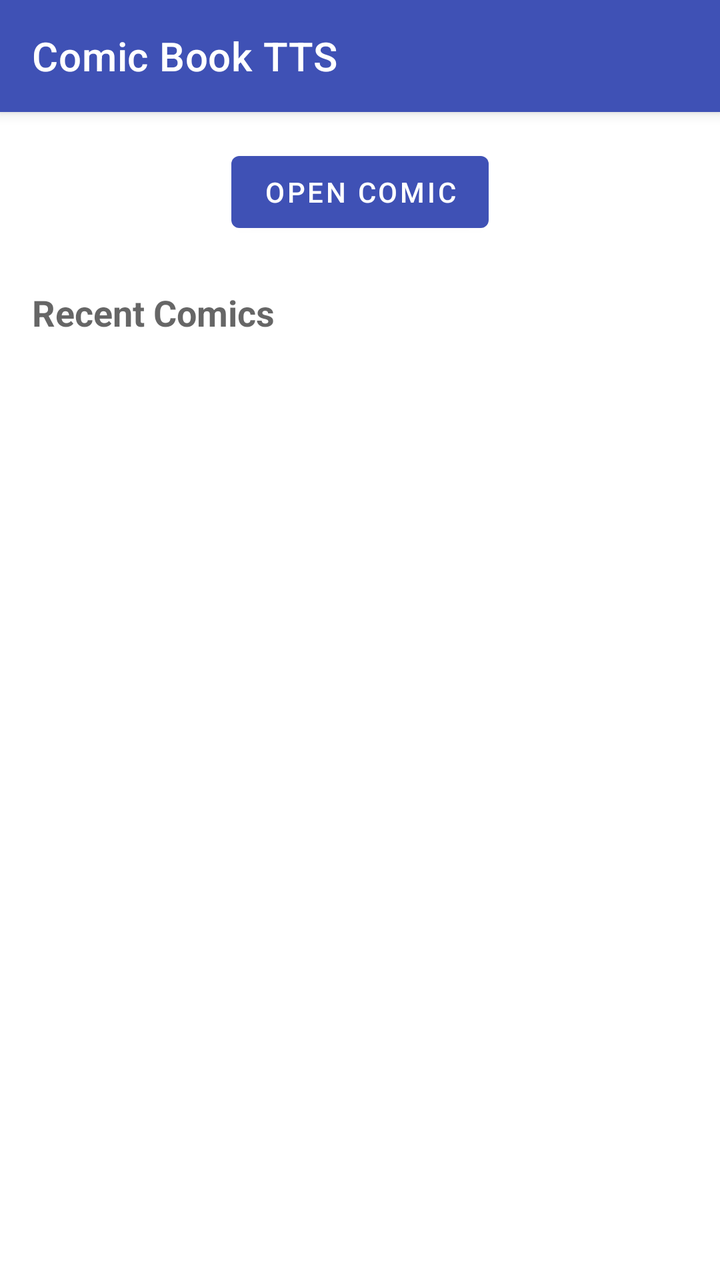
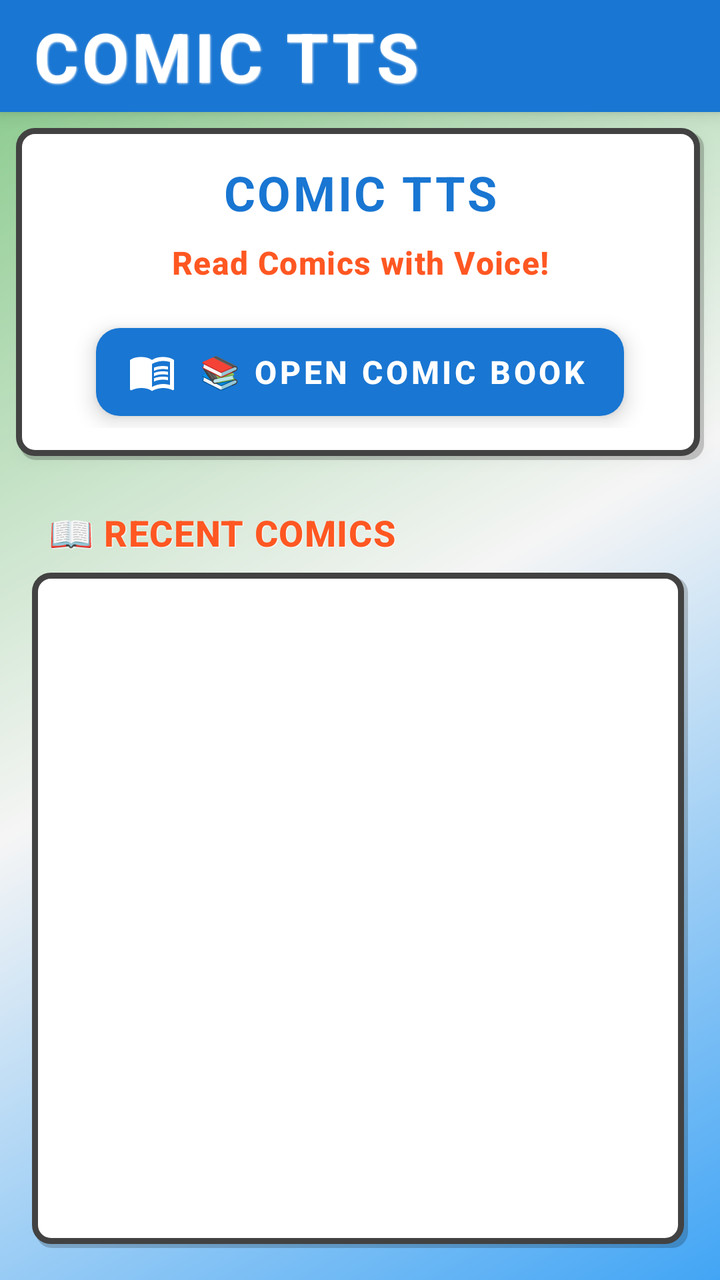

The first picture is an Android layout as it rendered before a commit; the second is the same layout after the commit. The layout source and the unified diff follow.
<!-- AndroidManifest.xml: application theme Theme.ComicBookTTS -->
<!-- res/layout/activity_main.xml -->
<?xml version="1.0" encoding="utf-8"?>
<androidx.constraintlayout.widget.ConstraintLayout xmlns:android="http://schemas.android.com/apk/res/android"
    xmlns:app="http://schemas.android.com/apk/res-auto"
    xmlns:tools="http://schemas.android.com/tools"
    android:layout_width="match_parent"
    android:layout_height="match_parent"
    tools:context=".MainActivity">

    <com.google.android.material.appbar.MaterialToolbar
        android:id="@+id/toolbar"
        android:layout_width="match_parent"
        android:layout_height="?attr/actionBarSize"
        android:background="?attr/colorPrimary"
        android:elevation="4dp"
        android:theme="@style/ThemeOverlay.AppCompat.Dark.ActionBar"
        app:layout_constraintEnd_toEndOf="parent"
        app:layout_constraintStart_toStartOf="parent"
        app:layout_constraintTop_toTopOf="parent"
        app:popupTheme="@style/ThemeOverlay.AppCompat.Light"
        app:title="@string/app_name" />

    <com.google.android.material.button.MaterialButton
        android:id="@+id/btnOpenComic"
        android:layout_width="wrap_content"
        android:layout_height="wrap_content"
        android:layout_marginTop="16dp"
        android:text="@string/open_comic"
        app:layout_constraintEnd_toEndOf="parent"
        app:layout_constraintStart_toStartOf="parent"
        app:layout_constraintTop_toBottomOf="@+id/toolbar" />

    <TextView
        android:id="@+id/tvRecentComics"
        android:layout_width="wrap_content"
        android:layout_height="wrap_content"
        android:layout_marginStart="16dp"
        android:layout_marginTop="24dp"
        android:text="@string/recent_comics"
        android:textAppearance="@style/TextAppearance.AppCompat.Medium"
        android:textStyle="bold"
        app:layout_constraintStart_toStartOf="parent"
        app:layout_constraintTop_toBottomOf="@+id/btnOpenComic" />

    <androidx.recyclerview.widget.RecyclerView
        android:id="@+id/rvRecentComics"
        android:layout_width="0dp"
        android:layout_height="0dp"
        android:layout_marginStart="16dp"
        android:layout_marginTop="8dp"
        android:layout_marginEnd="16dp"
        android:layout_marginBottom="16dp"
        app:layout_constraintBottom_toBottomOf="parent"
        app:layout_constraintEnd_toEndOf="parent"
        app:layout_constraintStart_toStartOf="parent"
        app:layout_constraintTop_toBottomOf="@+id/tvRecentComics" />

    <TextView
        android:id="@+id/tvNoComics"
        android:layout_width="wrap_content"
        android:layout_height="wrap_content"
        android:text="@string/no_comics"
        android:visibility="gone"
        app:layout_constraintBottom_toBottomOf="parent"
        app:layout_constraintEnd_toEndOf="parent"
        app:layout_constraintStart_toStartOf="parent"
        app:layout_constraintTop_toBottomOf="@+id/tvRecentComics" />

</androidx.constraintlayout.widget.ConstraintLayout>
<!-- resources referenced by this layout -->
<resources>
  <string name="app_name">Comic Book TTS</string>
  <string name="no_comics">No recent comics</string>
  <string name="open_comic">Open Comic</string>
  <string name="recent_comics">Recent Comics</string>
  <style name="Theme.ComicBookTTS" parent="Theme.MaterialComponents.DayNight.DarkActionBar">
          
          <item name="colorPrimary">@color/primary</item>
          <item name="colorPrimaryVariant">@color/primary_dark</item>
          <item name="colorOnPrimary">@color/white</item>
          
          <item name="colorSecondary">@color/accent</item>
          <item name="colorSecondaryVariant">@color/accent</item>
          <item name="colorOnSecondary">@color/black</item>
          
          <item name="android:statusBarColor">?attr/colorPrimaryVariant</item>
          
      </style>
  <color name="primary">#3F51B5</color>
  <color name="primary_dark">#303F9F</color>
  <color name="accent">#FF4081</color>
  <color name="black">#FF000000</color>
  <!-- unchanged entries left out for length: 1 -->
</resources>

<!-- the commit's change to res/layout/activity_main.xml (unified diff, before → after) -->
@@ -4,42 +4,91 @@
     xmlns:tools="http://schemas.android.com/tools"
     android:layout_width="match_parent"
     android:layout_height="match_parent"
+    android:background="@drawable/comic_gradient_background"
     tools:context=".MainActivity">
 
     <com.google.android.material.appbar.MaterialToolbar
         android:id="@+id/toolbar"
         android:layout_width="match_parent"
         android:layout_height="?attr/actionBarSize"
-        android:background="?attr/colorPrimary"
-        android:elevation="4dp"
+        android:background="@color/primary"
+        android:elevation="6dp"
         android:theme="@style/ThemeOverlay.AppCompat.Dark.ActionBar"
         app:layout_constraintEnd_toEndOf="parent"
         app:layout_constraintStart_toStartOf="parent"
         app:layout_constraintTop_toTopOf="parent"
         app:popupTheme="@style/ThemeOverlay.AppCompat.Light"
-        app:title="@string/app_name" />
+        app:title="@string/app_name"
+        app:titleTextAppearance="@style/ComicTitle" />
 
-    <com.google.android.material.button.MaterialButton
-        android:id="@+id/btnOpenComic"
-        android:layout_width="wrap_content"
+    
+    <androidx.constraintlayout.widget.ConstraintLayout
+        android:id="@+id/heroSection"
+        style="@style/ComicPanel"
+        android:layout_width="0dp"
         android:layout_height="wrap_content"
+        android:layout_marginStart="16dp"
         android:layout_marginTop="16dp"
-        android:text="@string/open_comic"
+        android:layout_marginEnd="16dp"
         app:layout_constraintEnd_toEndOf="parent"
         app:layout_constraintStart_toStartOf="parent"
-        app:layout_constraintTop_toBottomOf="@+id/toolbar" />
+        app:layout_constraintTop_toBottomOf="@+id/toolbar">
+
+        <TextView
+            android:id="@+id/tvWelcome"
+            style="@style/ComicTitle"
+            android:layout_width="0dp"
+            android:layout_height="wrap_content"
+            android:gravity="center"
+            android:text="COMIC TTS"
+            android:textSize="24sp"
+            app:layout_constraintEnd_toEndOf="parent"
+            app:layout_constraintStart_toStartOf="parent"
+            app:layout_constraintTop_toTopOf="parent" />
+
+        <TextView
+            android:id="@+id/tvSubtitle"
+            style="@style/ComicSubtitle"
+            android:layout_width="0dp"
+            android:layout_height="wrap_content"
+            android:layout_marginTop="8dp"
+            android:gravity="center"
+            android:text="Read Comics with Voice!"
+            android:textSize="16sp"
+            app:layout_constraintEnd_toEndOf="parent"
+            app:layout_constraintStart_toStartOf="parent"
+            app:layout_constraintTop_toBottomOf="@+id/tvWelcome" />
+
+        <com.google.android.material.button.MaterialButton
+            android:id="@+id/btnOpenComic"
+            style="@style/ComicButton.Primary"
+            android:layout_width="0dp"
+            android:layout_height="56dp"
+            android:layout_marginStart="24dp"
+            android:layout_marginTop="16dp"
+            android:layout_marginEnd="24dp"
+            android:text="📚 OPEN COMIC BOOK"
+            android:textSize="16sp"
+            app:icon="@drawable/ic_comic_placeholder"
+            app:iconGravity="start"
+            app:iconPadding="8dp"
+            app:layout_constraintEnd_toEndOf="parent"
+            app:layout_constraintStart_toStartOf="parent"
+            app:layout_constraintTop_toBottomOf="@+id/tvSubtitle" />
+
+    </androidx.constraintlayout.widget.ConstraintLayout>
 
     <TextView
         android:id="@+id/tvRecentComics"
+        style="@style/ComicSubtitle"
         android:layout_width="wrap_content"
         android:layout_height="wrap_content"
-        android:layout_marginStart="16dp"
+        android:layout_marginStart="24dp"
         android:layout_marginTop="24dp"
-        android:text="@string/recent_comics"
-        android:textAppearance="@style/TextAppearance.AppCompat.Medium"
-        android:textStyle="bold"
+        android:text="📖 RECENT COMICS"
+        android:textSize="18sp"
         app:layout_constraintStart_toStartOf="parent"
-        app:layout_constraintTop_toBottomOf="@+id/btnOpenComic" />
+        app:layout_constraintTop_toBottomOf="@+id/heroSection" />
 
     <androidx.recyclerview.widget.RecyclerView
         android:id="@+id/rvRecentComics"
@@ -49,20 +98,41 @@
         android:layout_marginTop="8dp"
         android:layout_marginEnd="16dp"
         android:layout_marginBottom="16dp"
+        android:background="@drawable/comic_panel_background"
+        android:padding="8dp"
         app:layout_constraintBottom_toBottomOf="parent"
         app:layout_constraintEnd_toEndOf="parent"
         app:layout_constraintStart_toStartOf="parent"
         app:layout_constraintTop_toBottomOf="@+id/tvRecentComics" />
 
-    <TextView
+    <androidx.constraintlayout.widget.ConstraintLayout
         android:id="@+id/tvNoComics"
-        android:layout_width="wrap_content"
+        style="@style/ComicPanel"
+        android:layout_width="0dp"
         android:layout_height="wrap_content"
-        android:text="@string/no_comics"
+        android:layout_marginStart="32dp"
+        android:layout_marginEnd="32dp"
         android:visibility="gone"
         app:layout_constraintBottom_toBottomOf="parent"
         app:layout_constraintEnd_toEndOf="parent"
         app:layout_constraintStart_toStartOf="parent"
-        app:layout_constraintTop_toBottomOf="@+id/tvRecentComics" />
+        app:layout_constraintTop_toBottomOf="@+id/tvRecentComics">
+
+        <TextView
+            android:layout_width="0dp"
+            android:layout_height="wrap_content"
+            android:gravity="center"
+            android:text="💭 No comics yet!\nTap the button above to start reading!"
+            android:textAppearance="@style/CleanText"
+            android:textSize="16sp"
+            android:textStyle="bold"
+            android:textColor="@color/primary_text"
+            android:background="@android:color/transparent"
+            app:layout_constraintBottom_toBottomOf="parent"
+            app:layout_constraintEnd_toEndOf="parent"
+            app:layout_constraintStart_toStartOf="parent"
+            app:layout_constraintTop_toTopOf="parent" />
+
+    </androidx.constraintlayout.widget.ConstraintLayout>
 
 </androidx.constraintlayout.widget.ConstraintLayout>
<!-- resource entries referenced after the edit -->
@@ -1,9 +1,42 @@
 <!-- resources referenced by this layout -->
 <resources>
-  <string name="app_name">Comic Book TTS</string>
-  <string name="no_comics">No recent comics</string>
-  <string name="open_comic">Open Comic</string>
-  <string name="recent_comics">Recent Comics</string>
+  <string name="app_name">Comic TTS</string>
+  <style name="CleanText" parent="TextAppearance.MaterialComponents.Body1">
+          <item name="android:textColor">@color/primary_text</item>
+          <item name="android:background">@android:color/transparent</item>
+          <item name="android:lineSpacingExtra">2dp</item>
+      </style>
+  <style name="ComicButton.Primary">
+          <item name="backgroundTint">@color/button_comic_primary</item>
+          <item name="android:textColor">@color/white</item>
+      </style>
+  <style name="ComicPanel">
+          <item name="android:background">@drawable/comic_panel_background</item>
+          <item name="android:padding">16dp</item>
+          <item name="android:layout_margin">8dp</item>
+          <item name="android:elevation">4dp</item>
+      </style>
+  <style name="ComicSubtitle" parent="TextAppearance.MaterialComponents.Headline6">
+          <item name="android:textStyle">bold</item>
+          <item name="android:textColor">@color/accent</item>
+          <item name="android:letterSpacing">0.03</item>
+          <item name="android:background">@android:color/transparent</item>
+          <item name="android:shadowColor">@color/white</item>
+          <item name="android:shadowDx">1</item>
+          <item name="android:shadowDy">1</item>
+          <item name="android:shadowRadius">1</item>
+      </style>
+  <style name="ComicTitle" parent="TextAppearance.MaterialComponents.Headline4">
+          <item name="android:textStyle">bold</item>
+          <item name="android:textColor">@color/primary</item>
+          <item name="android:letterSpacing">0.05</item>
+          <item name="android:textAllCaps">true</item>
+          <item name="android:background">@android:color/transparent</item>
+          <item name="android:shadowColor">@color/white</item>
+          <item name="android:shadowDx">1</item>
+          <item name="android:shadowDy">1</item>
+          <item name="android:shadowRadius">2</item>
+      </style>
   <style name="Theme.ComicBookTTS" parent="Theme.MaterialComponents.DayNight.DarkActionBar">
           
           <item name="colorPrimary">@color/primary</item>
@@ -11,16 +44,80 @@
           <item name="colorOnPrimary">@color/white</item>
           
           <item name="colorSecondary">@color/accent</item>
-          <item name="colorSecondaryVariant">@color/accent</item>
-          <item name="colorOnSecondary">@color/black</item>
+          <item name="colorSecondaryVariant">@color/accent_dark</item>
+          <item name="colorOnSecondary">@color/white</item>
           
           <item name="android:statusBarColor">?attr/colorPrimaryVariant</item>
           
+          <item name="android:windowBackground">@color/comic_background</item>
+          <item name="colorSurface">@color/white</item>
+          <item name="colorOnSurface">@color/primary_text</item>
       </style>
-  <color name="primary">#3F51B5</color>
-  <color name="primary_dark">#303F9F</color>
-  <color name="accent">#FF4081</color>
-  <color name="black">#FF000000</color>
+  <color name="primary_light">#FF42A5F5</color>
+  <color name="comic_background">#FFF5F5F5</color>
+  <color name="secondary_light">#FF81C784</color>
+  <color name="panel_shadow">#33000000</color>
+  <color name="panel_background">#FFFFFFFF</color>
+  <color name="panel_border">#FF424242</color>
+  <color name="button_comic_primary">#FF1976D2</color>
+  <color name="primary">#FF1976D2</color>
+  <color name="primary_text">#FF212121</color>
+  <!-- drawable comic_gradient_background (drawable) -->
+  <?xml version="1.0" encoding="utf-8"?>
+  <shape xmlns:android="http://schemas.android.com/apk/res/android"
+      android:shape="rectangle">
+      <gradient
+          android:type="linear"
+          android:angle="135"
+          android:startColor="@color/primary_light"
+          android:centerColor="@color/comic_background"
+          android:endColor="@color/secondary_light" />
+  </shape>
+  <!-- drawable comic_panel_background (drawable) -->
+  <?xml version="1.0" encoding="utf-8"?>
+  <layer-list xmlns:android="http://schemas.android.com/apk/res/android">
+      
+      <item android:top="2dp" android:left="2dp">
+          <shape android:shape="rectangle">
+              <solid android:color="@color/panel_shadow" />
+              <corners android:radius="8dp" />
+          </shape>
+      </item>
+      
+      
+      <item android:bottom="2dp" android:right="2dp">
+          <shape android:shape="rectangle">
+              <solid android:color="@color/panel_background" />
+              <stroke 
+                  android:width="3dp" 
+                  android:color="@color/panel_border" />
+              <corners android:radius="8dp" />
+          </shape>
+      </item>
+  </layer-list>
+  <!-- drawable ic_comic_placeholder (drawable) -->
+  <vector xmlns:android="http://schemas.android.com/apk/res/android"
+      android:width="24dp"
+      android:height="24dp"
+      android:viewportWidth="24"
+      android:viewportHeight="24"
+      android:tint="?attr/colorControlNormal">
+    <path
+        android:fillColor="@android:color/white"
+        android:pathData="M21,5c-1.11,-0.35 -2.33,-0.5 -3.5,-0.5c-1.95,0 -4.05,0.4 -5.5,1.5c-1.45,-1.1 -3.55,-1.5 -5.5,-1.5S2.45,4.9 1,6v14.65c0,0.25 0.25,0.5 0.5,0.5c0.1,0 0.15,-0.05 0.25,-0.05C3.1,20.45 5.05,20 6.5,20c1.95,0 4.05,0.4 5.5,1.5c1.35,-0.85 3.8,-1.5 5.5,-1.5c1.65,0 3.35,0.3 4.75,1.05c0.1,0.05 0.15,0.05 0.25,0.05c0.25,0 0.5,-0.25 0.5,-0.5V6C22.4,5.55 21.75,5.25 21,5zM21,18.5c-1.1,-0.35 -2.3,-0.5 -3.5,-0.5c-1.7,0 -4.15,0.65 -5.5,1.5V8c1.35,-0.85 3.8,-1.5 5.5,-1.5c1.2,0 2.4,0.15 3.5,0.5V18.5z"/>
+    <path
+        android:fillColor="@android:color/white"
+        android:pathData="M17.5,10.5c0.88,0 1.73,0.09 2.5,0.26V9.24C19.21,9.09 18.36,9 17.5,9c-1.7,0 -3.24,0.29 -4.5,0.83v1.66C14.13,10.85 15.7,10.5 17.5,10.5z"/>
+    <path
+        android:fillColor="@android:color/white"
+        android:pathData="M13,12.49v1.66c1.13,-0.64 2.7,-0.99 4.5,-0.99c0.88,0 1.73,0.09 2.5,0.26V11.9c-0.79,-0.15 -1.64,-0.24 -2.5,-0.24C15.8,11.66 14.26,11.96 13,12.49z"/>
+    <path
+        android:fillColor="@android:color/white"
+        android:pathData="M17.5,14.33c-1.7,0 -3.24,0.29 -4.5,0.83v1.66c1.13,-0.64 2.7,-0.99 4.5,-0.99c0.88,0 1.73,0.09 2.5,0.26v-1.52C19.21,14.41 18.36,14.33 17.5,14.33z"/>
+  </vector>
+  <color name="primary_dark">#FF0D47A1</color>
+  <color name="accent_dark">#FFD84315</color>
+  <color name="accent">#FFFF5722</color>
   <!-- unchanged entries left out for length: 1 -->
 </resources>
 
